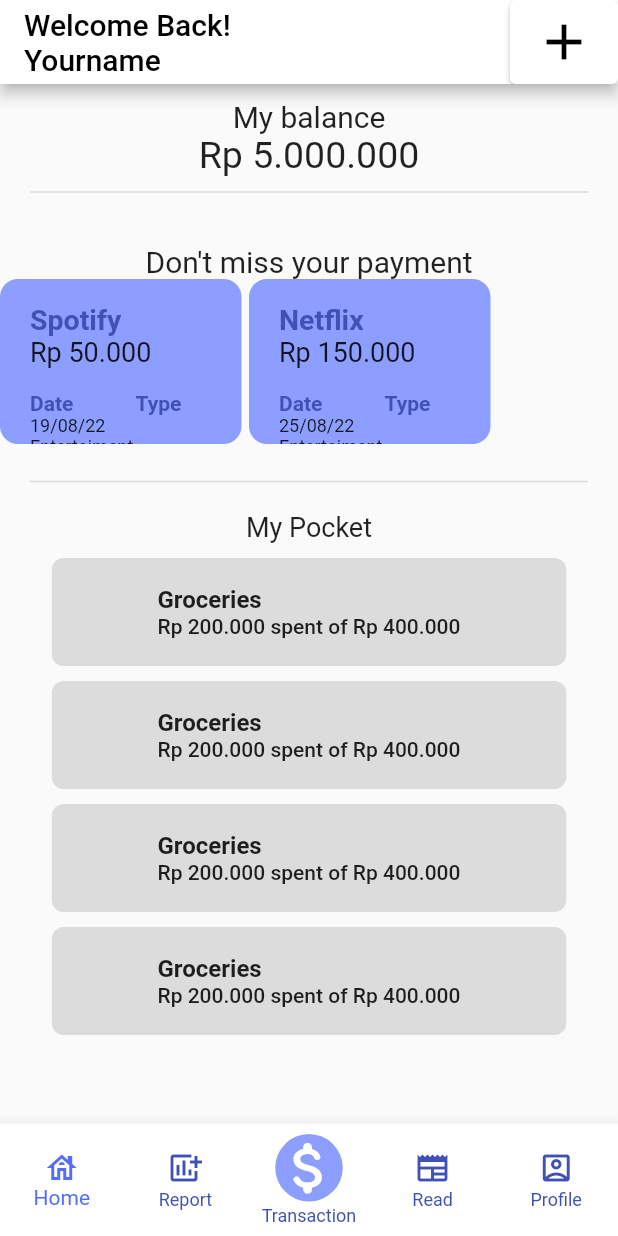
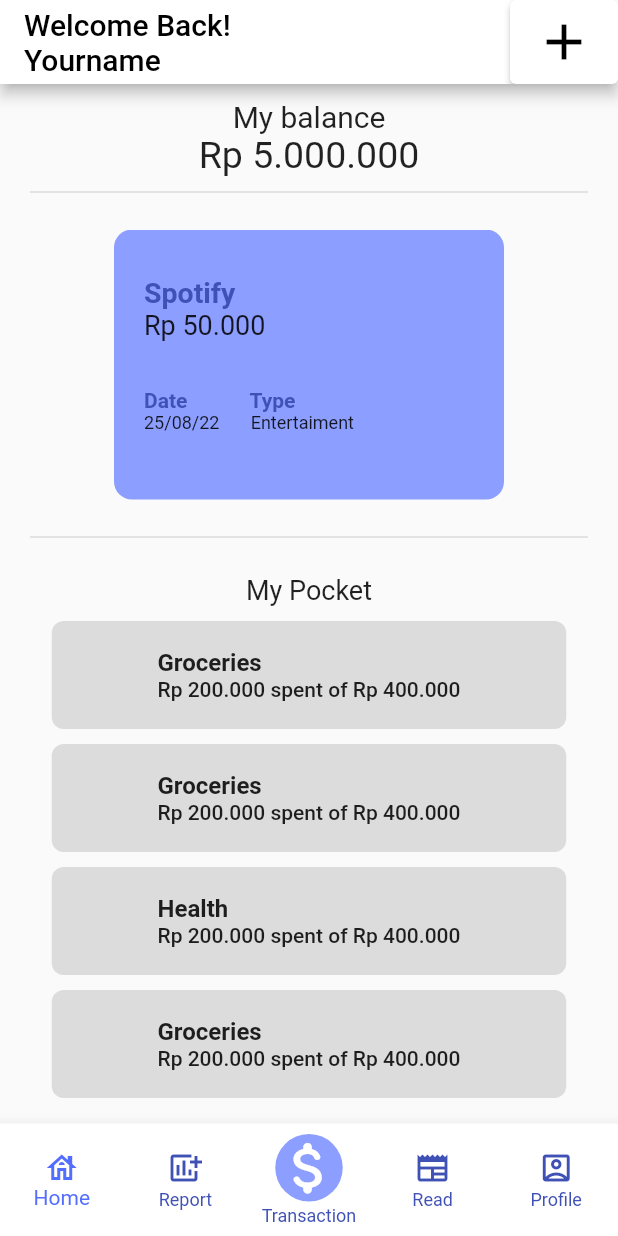
Before and after one commit to PPL-Waffar/iSaveit-flutter, a Flutter app: the screen it shows after launch, on a phone screen of 412 x 824 dp. Run offline on Flutter 3.47's test engine with Material 2 defaults, Android fonts, the phone set to English and light mode, and no system bars; drawn by our look-alikes of carousel_slider.

Commit message:
[GREEN] Fix some issue for homepage

```diff
--- a/lib/page/homepage.dart
+++ b/lib/page/homepage.dart
@@ -1,12 +1,16 @@
-
+import 'package:carousel_slider/carousel_slider.dart';
 import 'package:flutter/material.dart';
-import '../page/profile.dart';
+import '../page//profile.dart';
 
 
-class HomeView extends StatelessWidget {
+class HomeView extends StatefulWidget {
 const HomeView({super.key});
 
+@override
+HomePage createState() => HomePage();
+}
 
+class HomePage extends State<HomeView> {
   @override
   Widget build(BuildContext context) {
     return Scaffold(
@@ -21,7 +25,8 @@ class HomeView extends StatelessWidget {
               onPressed: () => showDialog<String>(
                 context: context,
                 builder: (BuildContext context) =>
-                    AlertDialog(title: const Text('Add'), actions: <Widget>[
+                    AlertDialog(title: const Text('Add') ,
+                     actions: <Widget>[
                       ElevatedButton(
                         style: ElevatedButton.styleFrom(
                             backgroundColor:
@@ -70,29 +75,8 @@ class HomeView extends StatelessWidget {
               ))
         ],
       ),
-        body : SingleChildScrollView(
+      body: SingleChildScrollView(
         child: Column(
-            children: const [
-            Balance(),
-            SizedBox(height: 10,),
-            Plannedpayment(),
-            SizedBox(height: 15,),
-            DividerLine(),
-            Pocket(),
-
-            ],
-          ),
-      ),
-    );
-  }
-}
-
-class Balance extends StatelessWidget{
-  const Balance({super.key});
-
-  @override
-  Widget build(BuildContext context){
-    return Column(
           children: <Widget>[
             const SizedBox(height: 10,),
             const Text('My balance ', textAlign: TextAlign.center, style: TextStyle(fontSize: 20),),
@@ -108,16 +92,149 @@ class Balance extends StatelessWidget{
               ),
             ),
             const SizedBox(height: 15,),
+            CarouselSlider(
+              items: [
+
+                //1st Image of Slider
+                Container(
+                  padding: const EdgeInsets.fromLTRB(20, 15, 20, 0),
+                  decoration: BoxDecoration(
+                    borderRadius: const BorderRadius.all(Radius.circular(12)),
+                    color: Colors.indigoAccent.shade100,
+                  ),
+                  height: 30,
+                  width: 260,
+                  child :RichText(
+                    text: TextSpan(
+                      style: DefaultTextStyle.of(context).style,
+                      children: const <TextSpan>[
+                        TextSpan(text :'\n'),
+                        TextSpan(text: 'Spotify\n', style: TextStyle(fontWeight: FontWeight.bold, fontSize: 19, color: Colors.indigo)),
+                        TextSpan(text: 'Rp 50.000\n', style: TextStyle(fontSize: 18)),
+                        TextSpan(text: '\n'),
+                        TextSpan(text: '\n'),
+                        TextSpan(text: 'Date            Type\n', style: TextStyle(fontSize: 14, color: Colors.indigo,fontWeight: FontWeight.bold,)),
+                        TextSpan(text: '25/08/22       Entertaiment', style: TextStyle(fontSize: 12)),
+
                       ],
-    );
-  }
-}
-class DividerLine extends StatelessWidget{
-  const DividerLine({super.key});
+                    ),
+                  ),
+                ),
 
-  @override
-  Widget build(BuildContext context){
-    return Container(
+                //2nd Image of Slider
+                Container(
+                  padding: const EdgeInsets.fromLTRB(20, 15, 20, 0),
+                  decoration: BoxDecoration(
+                    borderRadius: const BorderRadius.all(Radius.circular(12)),
+                    color: Colors.indigoAccent.shade100,
+                  ),
+                  height: 30,
+                  width: 260,
+                  child :RichText(
+                    text: TextSpan(
+                      style: DefaultTextStyle.of(context).style,
+                      children: const <TextSpan>[
+                        TextSpan(text :'\n'),
+                        TextSpan(text: 'Netflix\n', style: TextStyle(fontWeight: FontWeight.bold, fontSize: 19, color: Colors.indigo)),
+                        TextSpan(text: 'Rp 150.000\n', style: TextStyle(fontSize: 18)),
+                        TextSpan(text: '\n'),
+                        TextSpan(text: '\n'),
+                        TextSpan(text: 'Date            Type\n', style: TextStyle(fontSize: 14, color: Colors.indigo,fontWeight: FontWeight.bold,)),
+                        TextSpan(text: '25/08/22       Entertaiment', style: TextStyle(fontSize: 12)),
+
+                      ],
+                    ),
+                  ),
+                ),
+                //3rd Image of Slider
+                Container(
+                  padding: const EdgeInsets.fromLTRB(20, 15, 20, 0),
+                  decoration: BoxDecoration(
+                    borderRadius: const BorderRadius.all(Radius.circular(12)),
+                    color: Colors.indigoAccent.shade100,
+                  ),
+                  height: 30,
+                  width: 260,
+                  child :RichText(
+                    text: TextSpan(
+                      style: DefaultTextStyle.of(context).style,
+                      children: const <TextSpan>[
+                        TextSpan(text :'\n'),
+                        TextSpan(text: 'Youtube\n', style: TextStyle(fontWeight: FontWeight.bold, fontSize: 19, color: Colors.indigo)),
+                        TextSpan(text: 'Rp 150.000\n', style: TextStyle(fontSize: 18)),
+                        TextSpan(text: '\n'),
+                        TextSpan(text: '\n'),
+                        TextSpan(text: 'Date            Type\n', style: TextStyle(fontSize: 14, color: Colors.indigo,fontWeight: FontWeight.bold,)),
+                        TextSpan(text: '25/08/22       Entertaiment', style: TextStyle(fontSize: 12)),
+
+                      ],
+                    ),
+                  ),
+                ),
+                //4th Image of Slider
+                Container(
+                  padding: const EdgeInsets.fromLTRB(20, 15, 20, 0),
+                  decoration: BoxDecoration(
+                    borderRadius: const BorderRadius.all(Radius.circular(12)),
+                    color: Colors.indigoAccent.shade100,
+                  ),
+                  height: 30,
+                  width: 260,
+                  child :RichText(
+                    text: TextSpan(
+                      style: DefaultTextStyle.of(context).style,
+                      children: const <TextSpan>[
+                        TextSpan(text :'\n'),
+                        TextSpan(text: 'HBO GO\n', style: TextStyle(fontWeight: FontWeight.bold, fontSize: 19, color: Colors.indigo)),
+                        TextSpan(text: 'Rp 200.000\n', style: TextStyle(fontSize: 18)),
+                        TextSpan(text: '\n'),
+                        TextSpan(text: '\n'),
+                        TextSpan(text: 'Date            Type\n', style: TextStyle(fontSize: 14, color: Colors.indigo,fontWeight: FontWeight.bold,)),
+                        TextSpan(text: '25/08/22       Entertaiment', style: TextStyle(fontSize: 12)),
+
+                      ],
+                    ),
+                  ),
+                ),
+                //5th Image of Slider
+                Container(
+                  padding: const EdgeInsets.fromLTRB(20, 15, 20, 0),
+                  decoration: BoxDecoration(
+                    borderRadius: const BorderRadius.all(Radius.circular(12)),
+                    color: Colors.indigoAccent.shade100,
+                  ),
+                  height: 30,
+                  width: 260,
+                  child :RichText(
+                    text: TextSpan(
+                      style: DefaultTextStyle.of(context).style,
+                      children: const <TextSpan>[
+                        TextSpan(text :'\n'),
+                        TextSpan(text: 'Code Academy\n', style: TextStyle(fontWeight: FontWeight.bold, fontSize: 19, color: Colors.indigo)),
+                        TextSpan(text: 'Rp 150.000\n', style: TextStyle(fontSize: 18)),
+                        TextSpan(text: '\n'),
+                        TextSpan(text: '\n'),
+                        TextSpan(text: 'Date            Type\n', style: TextStyle(fontSize: 14, color: Colors.indigo,fontWeight: FontWeight.bold,)),
+                        TextSpan(text: '25/08/22       Entertaiment', style: TextStyle(fontSize: 12)),
+                      ],
+                    ),
+                  ),
+                ),
+              ],
+              //Slider Container properties
+              options: CarouselOptions(
+                height: 180.0,
+                enlargeCenterPage: true,
+                autoPlay: true,
+                aspectRatio: 16 / 9,
+                autoPlayCurve: Curves.fastOutSlowIn,
+                enableInfiniteScroll: true,
+                autoPlayAnimationDuration: const Duration(milliseconds: 800),
+                viewportFraction: 0.8,
+              ),
+            ),
+            const SizedBox(height: 15,),
+            Container(
               margin: const EdgeInsets.only(left: 20, right: 20),
               child: const Divider(
                 color: Color(0xFFDBDBDB),
@@ -126,89 +243,8 @@ class DividerLine extends StatelessWidget{
                 indent: 0,
                 endIndent: 0,
               ),
-    );
-  }
-}
-class Plannedpayment extends StatelessWidget{
-  const Plannedpayment({super.key});
-
-  @override
-  Widget build(BuildContext context) {
-    return Column(
-        children: <Widget>[
-            const Text("Don't miss your payment",  textAlign: TextAlign.left, style: TextStyle(fontSize: 20),),
-            const SizedBox( width: 5,),
-            Row(
-            children : <Widget> [
-              Container(
-              padding: const EdgeInsets.fromLTRB(20, 0, 20, 0),
-              decoration: BoxDecoration(
-                borderRadius: const BorderRadius.all(Radius.circular(12)),
-                color: Colors.indigoAccent.shade100,
             ),
-              height: 110,
-              width: 161,
-              child :RichText(
-                text: TextSpan(
-                  style: DefaultTextStyle.of(context).style,
-                  children: const <TextSpan>[
-                    TextSpan(text :'\n'),
-                    TextSpan(text: 'Spotify\n', style: TextStyle(fontWeight: FontWeight.bold, fontSize: 19, color: Colors.indigo)),
-                    TextSpan(text: 'Rp 50.000\n', style: TextStyle(fontSize: 18)),
-                    TextSpan(text: '\n'),
-                    TextSpan(text: 'Date            Type\n', style: TextStyle(fontSize: 14, color: Colors.indigo, fontWeight: FontWeight.bold,)),
-                    TextSpan(text: '19/08/22        Entertaiment', style: TextStyle(fontSize: 12)),
-
-                  ],
-                ),
-                ),
-
-
-            ),
-
-
-            const SizedBox(width: 5,),
-
-          Container(
-            padding: const EdgeInsets.fromLTRB(20, 0, 20, 0),
-            decoration: BoxDecoration(
-              borderRadius: const BorderRadius.all(Radius.circular(12)),
-              color: Colors.indigoAccent.shade100,
-            ),
-            height: 110,
-            width: 161,
-            child :RichText(
-              text: TextSpan(
-                style: DefaultTextStyle.of(context).style,
-                children: const <TextSpan>[
-                  TextSpan(text :'\n'),
-                  TextSpan(text: 'Netflix\n', style: TextStyle(fontWeight: FontWeight.bold, fontSize: 19, color: Colors.indigo)),
-                  TextSpan(text: 'Rp 150.000\n', style: TextStyle(fontSize: 18)),
-                  TextSpan(text: '\n'),
-                  TextSpan(text: 'Date            Type\n', style: TextStyle(fontSize: 14, color: Colors.indigo,fontWeight: FontWeight.bold,)),
-                  TextSpan(text: '25/08/22       Entertaiment', style: TextStyle(fontSize: 12)),
-
-                ],
-              ),
-            ),
-
-
-          ),
-            ],
-            ),
-        ]
-        );
-  }
-
-}
-class Pocket extends StatelessWidget {
-  const Pocket({super.key});
-
-  @override
-  Widget build(BuildContext context){
-    return Column(
-    children : <Widget>[
-      const SizedBox(height: 10,),
+            const SizedBox(height: 15,),
             const Text('My Pocket', style: TextStyle(fontSize: 18,), textDirection: TextDirection.ltr,),
             const SizedBox(height: 10,),
             SizedBox(
@@ -271,7 +307,7 @@ class Pocket extends StatelessWidget {
                   text: TextSpan(
                     style: DefaultTextStyle.of(context).style,
                     children: const <TextSpan>[
-                TextSpan(text: 'Groceries\n', style: TextStyle(fontSize: 16, fontWeight: FontWeight.w700),),
+                      TextSpan(text: 'Health\n', style: TextStyle(fontSize: 16, fontWeight: FontWeight.w700),),
                       TextSpan(text: 'Rp 200.000 spent of Rp 400.000', style: TextStyle(fontSize: 14, fontWeight: FontWeight.w500))
                     ],
                   ),
@@ -302,6 +338,8 @@ class Pocket extends StatelessWidget {
               ),
             ),
           ],
+        ),
+      ),
     );
   }
 }
```
Lines whose indentation alone changed are shown as unchanged.
